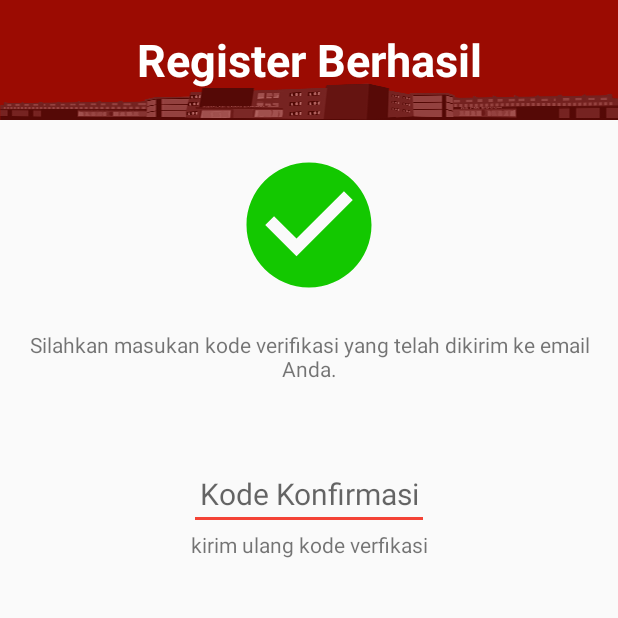
After one commit to rayiramandhika/reservasi-android, an Android app: the CompleteRegisterActivity screen opened directly, with no data from a screen before it, on a phone screen of 412 x 824 dp, the top half of it. The commit adds this screen. Run offline under Robolectric (Android 15) with nearby library versions, the phone set to English and light mode, and no system bars; our stand-ins replace Volley; network calls fail.

Commit message:
update confirmasi email ketika daftar

```diff
--- a/app/src/main/java/id/or/rspmibogor/rspmibogor/SplashScreen.java
+++ b/app/src/main/java/id/or/rspmibogor/rspmibogor/SplashScreen.java
@@ -53,11 +53,6 @@ public class SplashScreen extends AppCompatActivity {
 
         sharedPreferences = this.getSharedPreferences("RS PMI BOGOR MOBILE APPS", Context.MODE_PRIVATE);
         jwTokenSP = sharedPreferences.getString("jwtToken", null);
-
-
-        Bundle b = getIntent().getExtras();
-        if(b != null) Log.d("SplashScreen", "b: " + b.toString());
-
 
         final Intent i;
         if(jwTokenSP == null)
--- /dev/null
+++ b/app/src/main/res/drawable/ic_check_circle_black_24dp.xml
@@ -0,0 +1,9 @@
+<vector xmlns:android="http://schemas.android.com/apk/res/android"
+        android:width="24dp"
+        android:height="24dp"
+        android:viewportWidth="24.0"
+        android:viewportHeight="24.0">
+    <path
+        android:fillColor="#FF000000"
+        android:pathData="M12,2C6.48,2 2,6.48 2,12s4.48,10 10,10 10,-4.48 10,-10S17.52,2 12,2zM10,17l-5,-5 1.41,-1.41L10,14.17l7.59,-7.59L19,8l-9,9z"/>
+</vector>
--- /dev/null
+++ b/app/src/main/res/layout/activity_complete_register.xml
@@ -0,0 +1,85 @@
+<?xml version="1.0" encoding="utf-8"?>
+<ScrollView xmlns:android="http://schemas.android.com/apk/res/android"
+    android:layout_width="fill_parent"
+    android:layout_height="fill_parent"
+    android:fitsSystemWindows="true"
+    android:theme="@style/AppTheme.LoginTheme">
+
+    <RelativeLayout xmlns:android="http://schemas.android.com/apk/res/android"
+        xmlns:app="http://schemas.android.com/apk/res-auto"
+        xmlns:tools="http://schemas.android.com/tools"
+        android:layout_width="match_parent"
+        android:layout_height="match_parent"
+        app:layout_behavior="@string/appbar_scrolling_view_behavior"
+        tools:context="id.or.rspmibogor.rspmibogor.CompleteRegisterActivity"
+        tools:showIn="@layout/activity_complete_register">
+
+        <RelativeLayout
+            android:layout_width="match_parent"
+            android:layout_height="80dp"
+            android:background="@drawable/bg_pmi"
+            android:gravity="center"
+            android:id="@+id/relativeLayout2">
+
+            <TextView
+                android:layout_width="match_parent"
+                android:layout_height="wrap_content"
+                android:textSize="30dp"
+                android:text="Register Berhasil"
+                android:gravity="center"
+                android:textStyle="bold"
+                android:layout_centerVertical="true"
+                android:layout_alignParentLeft="true"
+                android:layout_alignParentStart="true"
+                android:textColor="#FFF" />
+        </RelativeLayout>
+
+
+        <LinearLayout
+            android:layout_width="match_parent"
+            android:layout_height="wrap_content"
+            android:orientation="vertical"
+            android:id="@+id/linearLayout5"
+            android:layout_below="@+id/relativeLayout2"
+            android:layout_margin="10dp">
+
+            <ImageView
+                android:layout_width="match_parent"
+                android:layout_height="100dp"
+                android:src="@drawable/ic_check_circle_black_24dp"
+                android:tint="#13C800"
+                android:layout_marginTop="10dp" />
+
+            <TextView
+                android:layout_marginTop="20dp"
+                android:layout_width="match_parent"
+                android:layout_height="wrap_content"
+                android:gravity="center"
+                android:text="Silahkan masukan kode verifikasi yang telah dikirim ke email Anda."/>
+
+            <EditText
+                android:layout_marginTop="50dp"
+                android:layout_width="160dp"
+                android:layout_height="wrap_content"
+                android:id="@+id/edtCodeConfirmation"
+                android:hint="Kode Konfirmasi"
+                android:gravity="center"
+                android:layout_gravity="center_horizontal"
+                android:textSize="20dp"
+                android:inputType="number"
+                android:maxLength="4"
+                android:singleLine="true" />
+
+            <TextView
+                android:layout_width="match_parent"
+                android:layout_height="wrap_content"
+                android:gravity="center"
+                android:text="kirim ulang kode verfikasi"
+                android:id="@+id/txtKirimUlang"
+                android:layout_alignParentTop="true"
+                android:layout_centerHorizontal="true" />
+
+        </LinearLayout>
+
+    </RelativeLayout>
+</ScrollView>
--- a/app/src/main/res/values/strings.xml
+++ b/app/src/main/res/values/strings.xml
@@ -90,6 +90,7 @@
     <string name="title_activity_pilih_pasien">PilihPasien</string>
     <string name="title_activity_complete_order">CompleteOrder</string>
     <string name="title_activity_pasien_edit">PasienEditActivity</string>
+    <string name="title_activity_complete_register">CompleteRegisterActivity</string>
 
 
 </resources>
--- a/build.gradle
+++ b/build.gradle
@@ -5,7 +5,7 @@ buildscript {
         jcenter()
     }
     dependencies {
-        classpath 'com.android.tools.build:gradle:2.1.2'
+        classpath 'com.android.tools.build:gradle:2.1.3'
         classpath 'com.google.gms:google-services:3.0.0'
 
         // NOTE: Do not place your application dependencies here; they belong
```
Also changed, not shown: app/src/main/AndroidManifest.xml (+12 -11 lines), app/src/main/java/id/or/rspmibogor/rspmibogor/CompleteOrderActivity.java (+6 -3 lines), app/src/main/java/id/or/rspmibogor/rspmibogor/CompleteRegisterActivity.java (added, +246 -0 lines), app/src/main/java/id/or/rspmibogor/rspmibogor/LoginActivity.java (+2 -77 lines), app/src/main/java/id/or/rspmibogor/rspmibogor/Services/FirebaseNotifService.java (+2 -25 lines), app/src/main/java/id/or/rspmibogor/rspmibogor/SignupActivity.java (+12 -10 lines), gradle/wrapper/gradle-wrapper.properties.
